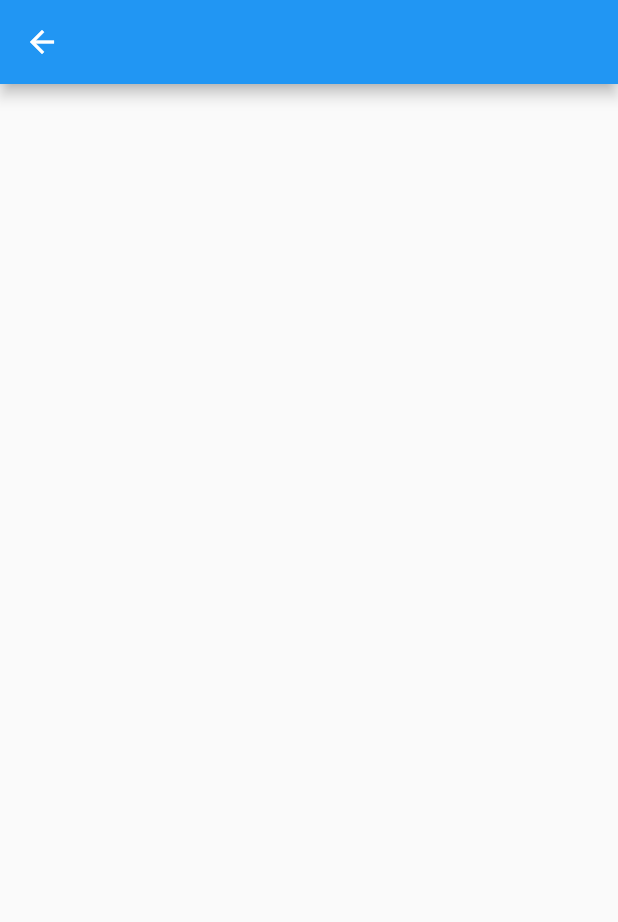
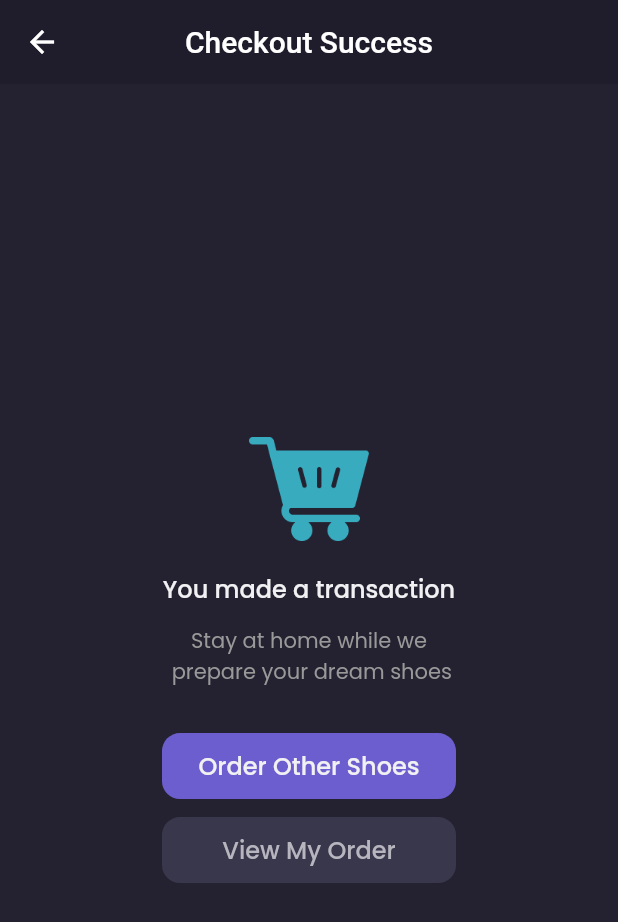
Before and after one commit to endijulian/flutter_toko_online, a Flutter app: the CheckoutSuccessPage screen opened by its route, on a phone screen of 412 x 824 dp. Shown: the top 922 px of the screen. Run offline on Flutter 3.47's test engine with Material 2 defaults, Android fonts, the phone set to English and light mode, and no system bars; our stand-ins replace carousel_slider, google_fonts.

Commit message:
finish slicing UI

```diff
--- a/lib/pages/checkout_page.dart
+++ b/lib/pages/checkout_page.dart
@@ -242,8 +242,8 @@ class CheckoutPage extends StatelessWidget {
             ),
             child: TextButton(
               onPressed: () {
-                // Navigator.pushAndRemoveUntil(
-                //     context, '/checkout-success', (route) => false);
+                Navigator.pushNamedAndRemoveUntil(
+                    context, '/checkout-success', (route) => false);
               },
               style: TextButton.styleFrom(
                 backgroundColor: primaryColor,
--- a/lib/pages/checkout_success_page.dart
+++ b/lib/pages/checkout_success_page.dart
@@ -1,14 +1,100 @@
 import 'package:flutter/material.dart';
+import 'package:shamo/theme.dart';
 
 class CheckoutSuccessPage extends StatelessWidget {
   @override
   Widget build(BuildContext context) {
     header() {
-      return AppBar();
+      return AppBar(
+        backgroundColor: backgroundColor1,
+        centerTitle: true,
+        title: Text('Checkout Success'),
+        elevation: 0,
+      );
+    }
+
+    Widget content() {
+      return Center(
+        child: Column(
+          mainAxisAlignment: MainAxisAlignment.center,
+          children: [
+            Image.asset(
+              'assets/cart.png',
+              width: 80,
+            ),
+            SizedBox(
+              height: 20,
+            ),
+            Text(
+              'You made a transaction',
+              style: primaryTextStyle.copyWith(
+                fontSize: 16,
+                fontWeight: medium,
+              ),
+            ),
+            SizedBox(
+              height: 12,
+            ),
+            Text(
+              'Stay at home while we \n prepare your dream shoes',
+              style: secondaryTextStyle,
+              textAlign: TextAlign.center,
+            ),
+            Container(
+              width: 196,
+              height: 44,
+              margin: EdgeInsets.only(top: defaultMargin),
+              child: TextButton(
+                style: TextButton.styleFrom(
+                  backgroundColor: primaryColor,
+                  shape: RoundedRectangleBorder(
+                    borderRadius: BorderRadius.circular(12),
+                  ),
+                ),
+                onPressed: () {
+                  Navigator.pushNamedAndRemoveUntil(
+                      context, '/home', (route) => false);
+                },
+                child: Text(
+                  'Order Other Shoes',
+                  style: primaryTextStyle.copyWith(
+                    fontWeight: medium,
+                    fontSize: 16,
+                  ),
+                ),
+              ),
+            ),
+            Container(
+              width: 196,
+              height: 44,
+              margin: EdgeInsets.only(top: 12),
+              child: TextButton(
+                style: TextButton.styleFrom(
+                  backgroundColor: Color(0XFF39374B),
+                  shape: RoundedRectangleBorder(
+                    borderRadius: BorderRadius.circular(12),
+                  ),
+                ),
+                onPressed: () {},
+                child: Text(
+                  'View My Order',
+                  style: primaryTextStyle.copyWith(
+                    fontWeight: medium,
+                    fontSize: 16,
+                    color: Color(0XFFB7B6BF),
+                  ),
+                ),
+              ),
+            ),
+          ],
+        ),
+      );
     }
 
     return Scaffold(
+      backgroundColor: backgroundColor3,
       appBar: header(),
+      body: content(),
     );
   }
 }
```
